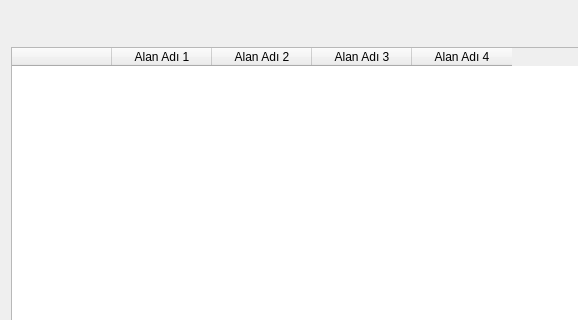
The window that DESIGNER/sql_index_batch.ui (adakteknoloji/FRAMEWORK) describes before a commit, drawn with Qt 5; both pictures show x 0 to 578 and y 0 to 320 of the 1019 by 463 pixel window.
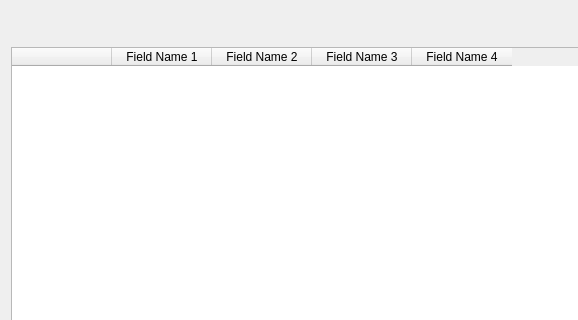
The same window after the commit.

What changed in the file:
```diff
--- a/DESIGNER/sql_index_batch.ui
+++ b/DESIGNER/sql_index_batch.ui
@@ -48,22 +48,22 @@
      </column>
      <column>
       <property name="text">
-       <string>Alan Adı 1</string>
+       <string>Field Name 1</string>
       </property>
      </column>
      <column>
       <property name="text">
-       <string>Alan Adı 2</string>
+       <string>Field Name 2</string>
       </property>
      </column>
      <column>
       <property name="text">
-       <string>Alan Adı 3</string>
+       <string>Field Name 3</string>
       </property>
      </column>
      <column>
       <property name="text">
-       <string>Alan Adı 4</string>
+       <string>Field Name 4</string>
       </property>
      </column>
     </widget>
```
Left out of the diff: 2 changed lines with no effect on the pictures.
